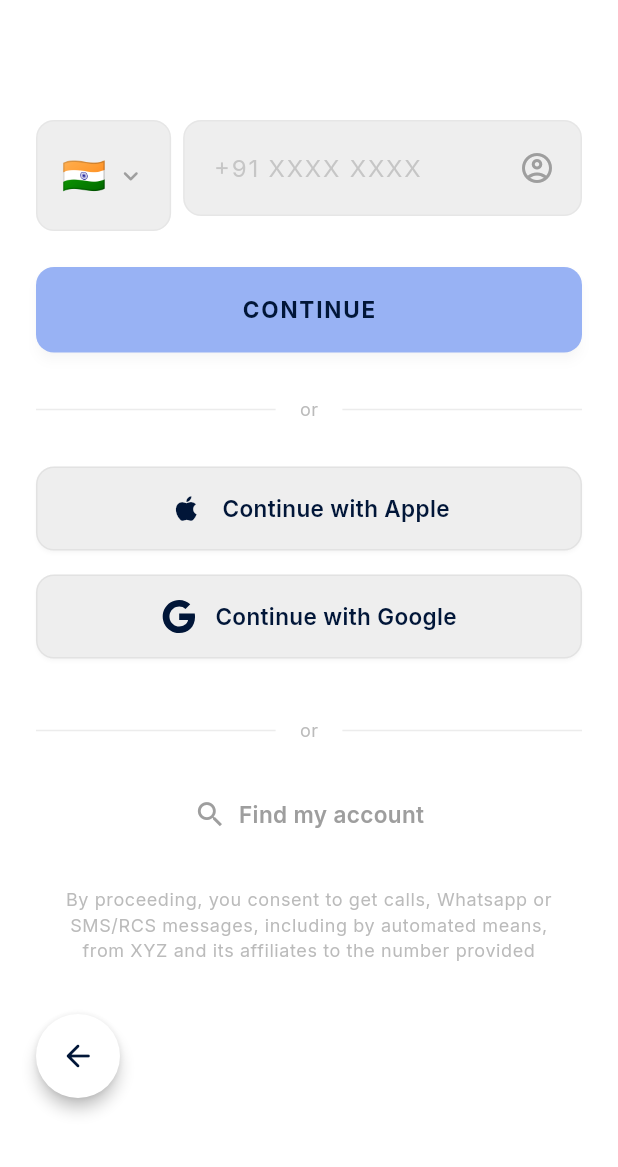
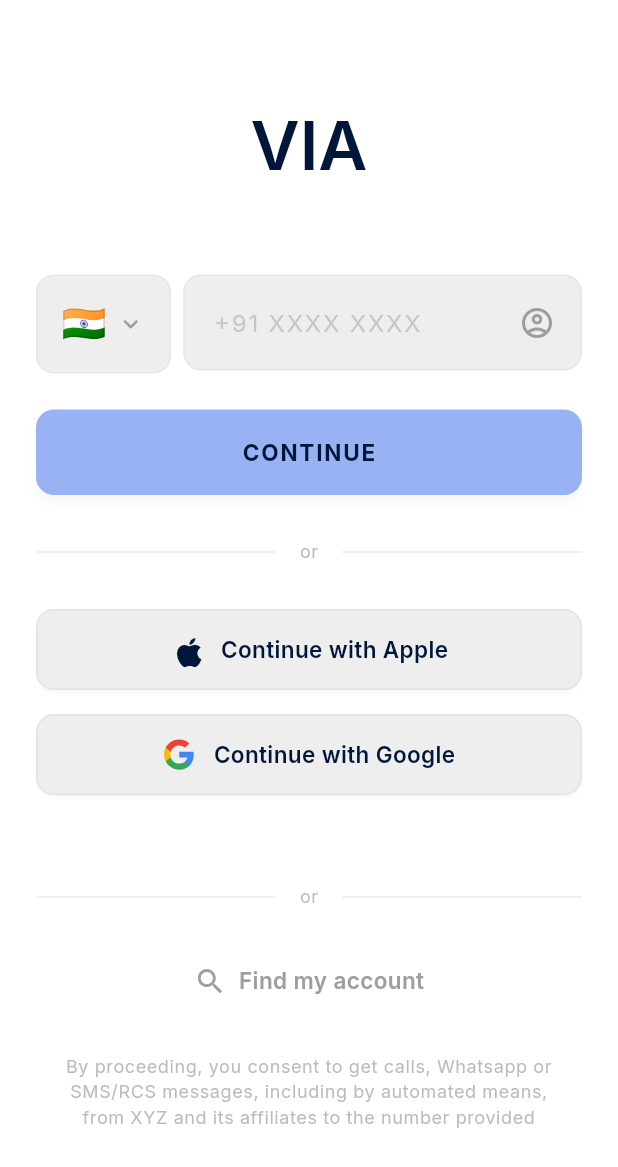
Before and after one commit to once-human/via-commuter, a Flutter app: the screen it shows after launch, on a phone screen of 412 x 824 dp. Shown: the top 1167 px of the screen. Run offline on Flutter 3.47's test engine with Material 3 defaults, Android fonts, the phone set to English and light mode, and no system bars; drawn by our look-alikes of dynamic_color; our stand-ins replace country_picker, flutter_svg, go_router.

Commit message:
feat: use colorful google logo and refine onboarding layout/alignment

```diff
--- a/lib/presentation/screens/onboarding/onboarding_screen.dart
+++ b/lib/presentation/screens/onboarding/onboarding_screen.dart
@@ -238,7 +238,7 @@ class _OnboardingScreenState extends State<OnboardingScreen> with SingleTickerPr
         _showCountryPicker(context);
       },
       child: Container(
-        padding: const EdgeInsets.symmetric(horizontal: 16, vertical: 18),
+        padding: const EdgeInsets.symmetric(horizontal: 16, vertical: 14),
         decoration: BoxDecoration(
           color: colorScheme.surface,
           borderRadius: BorderRadius.circular(12),
@@ -413,7 +413,7 @@ class _OnboardingScreenState extends State<OnboardingScreen> with SingleTickerPr
         child: Row(
           mainAxisAlignment: MainAxisAlignment.center,
           children: [
-            SizedBox(width: 24, height: 24, child: icon),
+            SizedBox(width: 22, height: 22, child: icon),
             const SizedBox(width: 12),
             Text(
               label,
@@ -430,18 +430,29 @@ class _OnboardingScreenState extends State<OnboardingScreen> with SingleTickerPr
 
     return Scaffold(
       backgroundColor: colorScheme.background,
-      body: Stack(
-        children: [
-          SafeArea(
-            bottom: false,
+      body: SafeArea(
+        child: Center(
           child: SingleChildScrollView(
-              padding: const EdgeInsets.symmetric(horizontal: 24.0),
-              // Remove the overall Fade/Slide transition from here
+            padding: const EdgeInsets.symmetric(horizontal: 24.0, vertical: 40.0),
             child: Column(
+              mainAxisAlignment: MainAxisAlignment.center,
               crossAxisAlignment: CrossAxisAlignment.stretch,
               children: [
-                  const SizedBox(height: 80),
-                  // Wrap Input Row with its animation
+                FadeTransition(
+                  opacity: _fadeHeaderAnimation,
+                  child: SlideTransition(
+                    position: _slideHeaderAnimation,
+                    child: Text(
+                      'VIA',
+                      textAlign: TextAlign.center,
+                      style: textTheme.displayMedium?.copyWith(
+                        color: colorScheme.onBackground,
+                        fontWeight: FontWeight.w600,
+                      ),
+                    ),
+                  ),
+                ),
+                const SizedBox(height: 60),
                 FadeTransition(
                   opacity: _fadeInputAnimation,
                   child: SlideTransition(
@@ -457,7 +468,6 @@ class _OnboardingScreenState extends State<OnboardingScreen> with SingleTickerPr
                   ),
                 ),
                 const SizedBox(height: 24),
-                  // Continue Button Animation
                 FadeTransition(
                   opacity: _fadeContinueBtnAnimation,
                   child: SlideTransition(
@@ -486,11 +496,10 @@ class _OnboardingScreenState extends State<OnboardingScreen> with SingleTickerPr
                   ),
                 ),
                 const SizedBox(height: 30),
-                  // "or" Separator - Apply footer animation (or a separate one if needed)
                 FadeTransition(
-                    opacity: _fadeFooterAnimation, // Reuse footer or create specific one
+                  opacity: _fadeSocial1Animation,
                   child: SlideTransition(
-                      position: _slideFooterAnimation,
+                    position: _slideSocial1Animation,
                     child: Row(
                       children: [
                         Expanded(child: Divider(color: colorScheme.outline.withOpacity(0.2), thickness: 1)),
@@ -509,7 +518,6 @@ class _OnboardingScreenState extends State<OnboardingScreen> with SingleTickerPr
                   ),
                 ),
                 const SizedBox(height: 30),
-                  // Social Button 1 Animation
                 FadeTransition(
                   opacity: _fadeSocial1Animation,
                   child: SlideTransition(
@@ -522,14 +530,13 @@ class _OnboardingScreenState extends State<OnboardingScreen> with SingleTickerPr
                       icon: Icon(
                         Icons.apple,
                         color: colorScheme.onSurface,
-                          size: 22,
+                        size: 26,
                       ),
                       label: 'Continue with Apple',
                     ),
                   ),
                 ),
                 const SizedBox(height: 16),
-                  // Social Button 2 Animation
                 FadeTransition(
                   opacity: _fadeSocial2Animation,
                   child: SlideTransition(
@@ -543,7 +550,6 @@ class _OnboardingScreenState extends State<OnboardingScreen> with SingleTickerPr
                         'assets/images/google_logo.svg',
                         width: 22,
                         height: 22,
-                          colorFilter: ColorFilter.mode(colorScheme.onSurface, BlendMode.srcIn),
                         placeholderBuilder: (context) => Icon(
                           Icons.g_mobiledata,
                           color: colorScheme.onSurface,
@@ -554,8 +560,7 @@ class _OnboardingScreenState extends State<OnboardingScreen> with SingleTickerPr
                     ),
                   ),
                 ),
-                  const SizedBox(height: 40),
-                  // "or" Separator - Apply footer animation
+                const SizedBox(height: 60),
                 FadeTransition(
                   opacity: _fadeFooterAnimation,
                   child: SlideTransition(
@@ -578,7 +583,6 @@ class _OnboardingScreenState extends State<OnboardingScreen> with SingleTickerPr
                   ),
                 ),
                 const SizedBox(height: 24),
-                  // Find Account & Consent Animation Group
                 FadeTransition(
                   opacity: _fadeFooterAnimation,
                   child: SlideTransition(
@@ -634,32 +638,10 @@ class _OnboardingScreenState extends State<OnboardingScreen> with SingleTickerPr
                     ),
                   ),
                 ),
-                  const SizedBox(height: 120),
               ],
             ),
           ),
         ),
-          // Positioned Back Button (FAB style)
-          Positioned(
-            left: 24,
-            bottom: 30,
-            child: SafeArea(
-              child: FloatingActionButton(
-                onPressed: () {
-                  HapticFeedback.mediumImpact();
-                  if (context.canPop()) {
-                    context.pop();
-                  }
-                },
-                backgroundColor: colorScheme.surfaceContainerHighest,
-                foregroundColor: colorScheme.onSurface,
-                elevation: 4,
-                shape: const CircleBorder(),
-                child: const Icon(Icons.arrow_back_rounded, size: 24),
-              ),
-            ),
-          ),
-        ],
       ),
     );
   }
```
Lines whose indentation alone changed are shown as unchanged.
